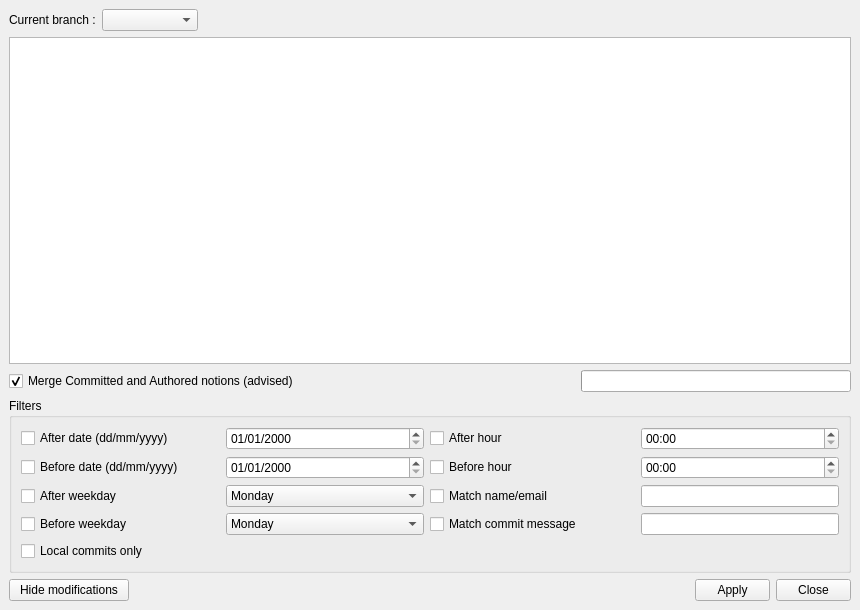
This is qGitFilterBranch/main_window.ui in mike-perdide/gitbuster as Qt 5 draws it before an edit. The edited form follows.
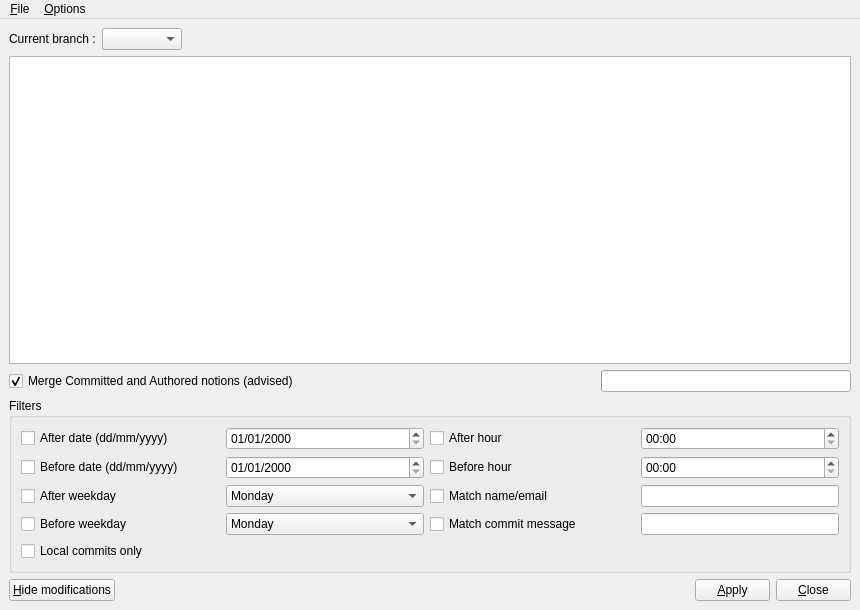
This is the edited form.

Commit message: Preparing a better user interface with a menu.

The edit to the form file:
```diff
--- a/qGitFilterBranch/main_window.ui
+++ b/qGitFilterBranch/main_window.ui
@@ -15,10 +15,10 @@
   </property>
   <widget class="QWidget" name="centralwidget">
    <layout class="QGridLayout" name="gridLayout">
-    <item row="0" column="0" colspan="4">
+    <item row="0" column="0" colspan="3">
      <layout class="QGridLayout" name="checkboxLayout"/>
     </item>
-    <item row="2" column="0" colspan="4">
+    <item row="2" column="0" colspan="3">
      <widget class="QTableView" name="tableView">
       <attribute name="horizontalHeaderStretchLastSection">
        <bool>true</bool>
@@ -34,35 +34,9 @@
       </attribute>
      </widget>
     </item>
-    <item row="9" column="0">
-     <widget class="QPushButton" name="toggleModificationsButton">
-      <property name="maximumSize">
-       <size>
-        <width>120</width>
-        <height>16777215</height>
-       </size>
-      </property>
-      <property name="text">
-       <string>Hide modifications</string>
-      </property>
-     </widget>
-    </item>
-    <item row="9" column="1" colspan="2">
-     <spacer name="horizontalSpacer_3">
-      <property name="orientation">
-       <enum>Qt::Horizontal</enum>
-      </property>
-      <property name="sizeHint" stdset="0">
-       <size>
-        <width>40</width>
-        <height>20</height>
-       </size>
-      </property>
-     </spacer>
-    </item>
-    <item row="4" column="0" colspan="2">
+    <item row="4" column="0" colspan="3">
      <layout class="QGridLayout" name="gridLayout_2">
-      <item row="0" column="0">
+      <item row="1" column="0">
        <widget class="QCheckBox" name="mergeCheckBox">
         <property name="text">
          <string>Merge Committed and Authored notions (advised)</string>
@@ -72,11 +46,40 @@
         </property>
        </widget>
       </item>
+      <item row="1" column="1">
+       <spacer name="horizontalSpacer">
+        <property name="orientation">
+         <enum>Qt::Horizontal</enum>
+        </property>
+        <property name="sizeHint" stdset="0">
+         <size>
+          <width>37</width>
+          <height>18</height>
+         </size>
+        </property>
+       </spacer>
+      </item>
+      <item row="1" column="2">
+       <widget class="QProgressBar" name="progressBar">
+        <property name="maximumSize">
+         <size>
+          <width>250</width>
+          <height>16777215</height>
+         </size>
+        </property>
+        <property name="value">
+         <number>0</number>
+        </property>
+        <property name="textVisible">
+         <bool>false</bool>
+        </property>
+       </widget>
+      </item>
      </layout>
     </item>
-    <item row="9" column="3">
+    <item row="9" column="0" colspan="3">
      <layout class="QGridLayout" name="gridLayout_3">
-      <item row="0" column="1">
+      <item row="0" column="2">
        <widget class="QPushButton" name="applyButton">
         <property name="maximumSize">
          <size>
@@ -85,11 +88,14 @@
          </size>
         </property>
         <property name="text">
-         <string>Apply</string>
+         <string>&amp;Apply</string>
+        </property>
+        <property name="shortcut">
+         <string>Alt+A</string>
         </property>
        </widget>
       </item>
-      <item row="0" column="2">
+      <item row="0" column="3">
        <widget class="QPushButton" name="cancelButton">
         <property name="maximumSize">
          <size>
@@ -98,49 +104,45 @@
          </size>
         </property>
         <property name="text">
-         <string>Close</string>
+         <string>&amp;Close</string>
+        </property>
+        <property name="shortcut">
+         <string>Alt+C</string>
         </property>
        </widget>
       </item>
       <item row="0" column="0">
-       <spacer name="horizontalSpacer_2">
+       <widget class="QPushButton" name="toggleModificationsButton">
+        <property name="maximumSize">
+         <size>
+          <width>120</width>
+          <height>16777215</height>
+         </size>
+        </property>
+        <property name="layoutDirection">
+         <enum>Qt::RightToLeft</enum>
+        </property>
+        <property name="text">
+         <string>&amp;Hide modifications</string>
+        </property>
+       </widget>
+      </item>
+      <item row="0" column="1">
+       <spacer name="horizontalSpacer_3">
         <property name="orientation">
          <enum>Qt::Horizontal</enum>
         </property>
         <property name="sizeHint" stdset="0">
          <size>
-          <width>40</width>
-          <height>20</height>
+          <width>43</width>
+          <height>22</height>
          </size>
         </property>
        </spacer>
       </item>
      </layout>
     </item>
-    <item row="4" column="3">
-     <widget class="QProgressBar" name="progressBar">
-      <property name="value">
-       <number>0</number>
-      </property>
-      <property name="textVisible">
-       <bool>false</bool>
-      </property>
-     </widget>
-    </item>
-    <item row="4" column="2">
-     <spacer name="horizontalSpacer">
-      <property name="orientation">
-       <enum>Qt::Horizontal</enum>
-      </property>
-      <property name="sizeHint" stdset="0">
-       <size>
-        <width>40</width>
-        <height>20</height>
-       </size>
-      </property>
-     </spacer>
-    </item>
-    <item row="5" column="0" colspan="4">
+    <item row="5" column="0" colspan="3">
      <widget class="QGroupBox" name="groupBox">
       <property name="title">
        <string>Filters</string>
@@ -328,20 +330,7 @@
       </layout>
      </widget>
     </item>
-    <item row="1" column="1" colspan="3">
-     <spacer name="horizontalSpacer_4">
-      <property name="orientation">
-       <enum>Qt::Horizontal</enum>
-      </property>
-      <property name="sizeHint" stdset="0">
-       <size>
-        <width>40</width>
-        <height>20</height>
-       </size>
-      </property>
-     </spacer>
-    </item>
-    <item row="1" column="0">
+    <item row="1" column="0" colspan="2">
      <layout class="QGridLayout" name="gridLayout_5" columnstretch="0,1,1">
       <item row="0" column="0">
        <widget class="QLabel" name="currentBranchLabel">
@@ -351,25 +340,81 @@
        </widget>
       </item>
       <item row="0" column="1">
-       <widget class="QComboBox" name="currentBranchComboBox"/>
-      </item>
-      <item row="0" column="2">
-       <spacer name="horizontalSpacer_5">
-        <property name="orientation">
-         <enum>Qt::Horizontal</enum>
+       <widget class="QComboBox" name="currentBranchComboBox">
+        <property name="minimumSize">
+         <size>
+          <width>80</width>
+          <height>0</height>
+         </size>
         </property>
-        <property name="sizeHint" stdset="0">
+        <property name="maximumSize">
          <size>
-          <width>20</width>
-          <height>20</height>
+          <width>160</width>
+          <height>16777215</height>
          </size>
         </property>
-       </spacer>
+       </widget>
       </item>
      </layout>
     </item>
+    <item row="1" column="2">
+     <spacer name="horizontalSpacer_5">
+      <property name="orientation">
+       <enum>Qt::Horizontal</enum>
+      </property>
+      <property name="sizeHint" stdset="0">
+       <size>
+        <width>20</width>
+        <height>20</height>
+       </size>
+      </property>
+     </spacer>
+    </item>
    </layout>
   </widget>
+  <widget class="QMenuBar" name="menuBar">
+   <property name="geometry">
+    <rect>
+     <x>0</x>
+     <y>0</y>
+     <width>860</width>
+     <height>23</height>
+    </rect>
+   </property>
+   <widget class="QMenu" name="menuFile">
+    <property name="title">
+     <string>&amp;File</string>
+    </property>
+    <addaction name="actionChange_repository"/>
+    <addaction name="actionQuit"/>
+   </widget>
+   <widget class="QMenu" name="menuOptions">
+    <property name="title">
+     <string>&amp;Options</string>
+    </property>
+    <addaction name="actionI_was_never_here"/>
+   </widget>
+   <addaction name="menuFile"/>
+   <addaction name="menuOptions"/>
+  </widget>
+  <action name="actionChange_repository">
+   <property name="text">
+    <string>Change &amp;repository</string>
+   </property>
+  </action>
+  <action name="actionQuit">
+   <property name="text">
+    <string>&amp;Quit</string>
+   </property>
+   <property name="shortcut">
+    <string>Ctrl+Q</string>
+   </property>
+  </action>
+  <action name="actionI_was_never_here">
+   <property name="text">
+    <string>&amp;I was never here</string>
+   </property>
+  </action>
  </widget>
  <tabstops>
   <tabstop>tableView</tabstop>
```
Left out of the diff: 1 changed line with no effect on the pictures.
